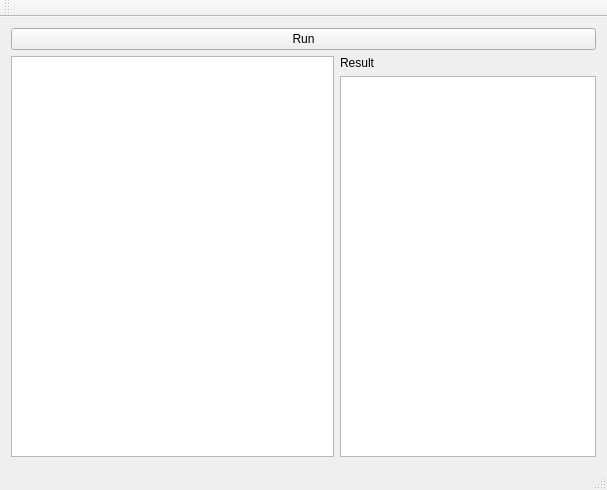
hsaturn/squares, file mainwindow.ui: the form before one commit.
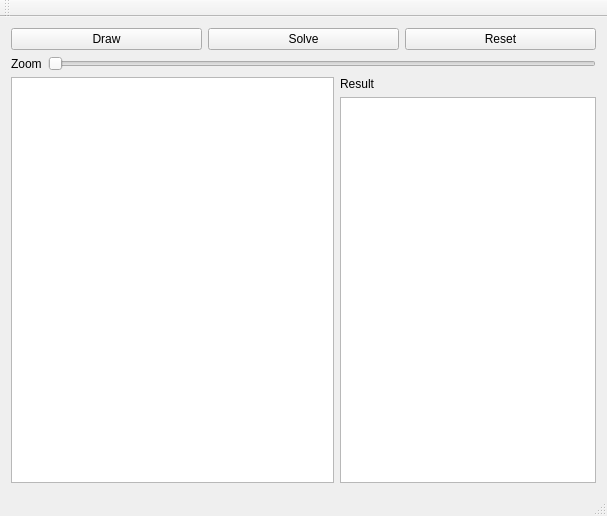
The form after the commit.

Diff of the .ui file:
```diff
--- a/mainwindow.ui
+++ b/mainwindow.ui
@@ -7,22 +7,64 @@
     <x>0</x>
     <y>0</y>
     <width>607</width>
-    <height>490</height>
+    <height>516</height>
    </rect>
   </property>
   <property name="windowTitle">
    <string>Square Counter</string>
   </property>
   <widget class="QWidget" name="centralWidget">
-   <layout class="QGridLayout" name="gridLayout">
-    <item row="0" column="0">
-     <widget class="QPushButton" name="pushButton">
-      <property name="text">
-       <string>Run</string>
-      </property>
-     </widget>
+   <layout class="QVBoxLayout" name="verticalLayout_2">
+    <item>
+     <layout class="QHBoxLayout" name="horizontalLayout_3">
+      <item>
+       <widget class="QPushButton" name="btnDraw">
+        <property name="text">
+         <string>Draw</string>
+        </property>
+       </widget>
+      </item>
+      <item>
+       <widget class="QPushButton" name="btnSolve">
+        <property name="text">
+         <string>Solve</string>
+        </property>
+       </widget>
+      </item>
+      <item>
+       <widget class="QPushButton" name="btnClear">
+        <property name="text">
+         <string>Reset</string>
+        </property>
+       </widget>
+      </item>
+     </layout>
     </item>
-    <item row="1" column="0">
+    <item>
+     <layout class="QHBoxLayout" name="horizontalLayout_2">
+      <item>
+       <widget class="QLabel" name="label_2">
+        <property name="text">
+         <string>Zoom</string>
+        </property>
+       </widget>
+      </item>
+      <item>
+       <widget class="QSlider" name="zoomSlider">
+        <property name="mouseTracking">
+         <bool>true</bool>
+        </property>
+        <property name="minimum">
+         <number>5</number>
+        </property>
+        <property name="orientation">
+         <enum>Qt::Horizontal</enum>
+        </property>
+       </widget>
+      </item>
+     </layout>
+    </item>
+    <item>
      <layout class="QHBoxLayout" name="horizontalLayout">
       <item>
        <widget class="QGraphicsView" name="canvas"/>
```
Left out of the diff: 64 changed lines with no effect on the pictures.
